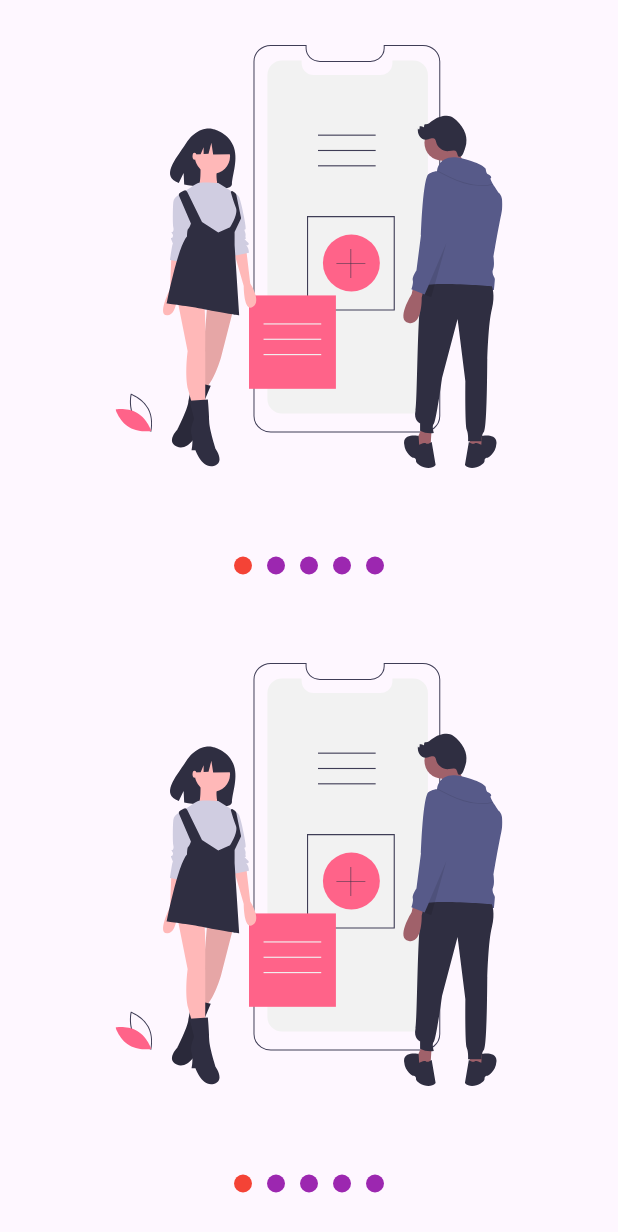
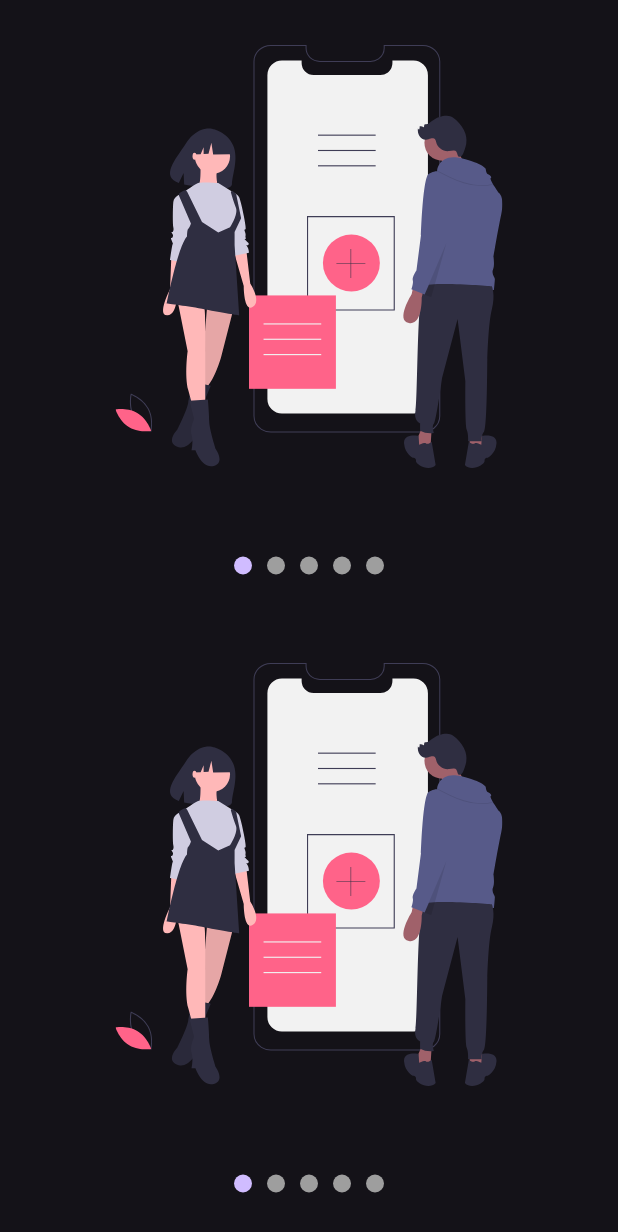
Before and after one commit to max-vigtov/disenos-flutter, a Flutter app: the screen it shows after launch, after a tap on "Slideshow", on a phone screen of 412 x 824 dp. Shown: the top 1232 px of the screen. Run offline on Flutter 3.47's test engine with Material 3 defaults, Android fonts, the phone set to English and light mode, and no system bars; our stand-ins replace flutter_svg, font_awesome_flutter.

Commit message:
Theme: Updated theme management with Provider, added theme switching functionality, and refactored widgets to use new theme system

```diff
--- a/lib/main.dart
+++ b/lib/main.dart
@@ -1,17 +1,14 @@
 import 'package:disenos_flutter/src/pages/launcher_page.dart';
+import 'package:disenos_flutter/src/theme/theme.dart';
 import 'package:flutter/material.dart';
-//import 'package:disenos_flutter/src/pages/sliver_list_page.dart';
-//import 'src/pages/slideshow_page.dart';
-//import 'package:disenos_flutter/src/pages/circular_graphics_page.dart';
-//import 'package:disenos_flutter/src/pages/animaciones_page.dart';
-//import 'package:disenos_flutter/src/labs/slideshow_page.dart';
-// import 'package:disenos_flutter/src/pages/pinterest_page.dart';
-// import 'package:disenos_flutter/src/pages/emergency_page.dart';
-// import 'package:disenos_flutter/src/labs/circular_progress_page.dart';
-// import 'package:disenos_flutter/src/challenges/animate_square_page.dart';
+import 'package:provider/provider.dart';
 
 void main() {
-  runApp(const MyApp());
+  runApp(
+    ChangeNotifierProvider(
+      create: (context) => ThemeChanger( 2 ),
+      child: const MyApp(),
+  ));
 }
 
 class MyApp extends StatelessWidget {
@@ -20,10 +17,12 @@ class MyApp extends StatelessWidget {
   // This widget is the root of your application.
   @override
   Widget build(BuildContext context) {
+    final currentTheme = Provider.of<ThemeChanger>(context).getCurrenteTheme;
+
     return  MaterialApp(
       debugShowCheckedModeBanner: false,
       title: 'Diseños App ',
-      theme: ThemeData(brightness: Brightness.light),
+      theme: currentTheme,
       home: const LauncherPage(),
     );
     }
--- a/lib/src/pages/launcher_page.dart
+++ b/lib/src/pages/launcher_page.dart
@@ -1,6 +1,8 @@
 import 'package:disenos_flutter/src/routes/routes.dart';
+import 'package:disenos_flutter/src/theme/theme.dart';
 import 'package:flutter/material.dart';
 import 'package:font_awesome_flutter/font_awesome_flutter.dart';
+import 'package:provider/provider.dart';
 
 class LauncherPage extends StatelessWidget {
   const LauncherPage({super.key});
@@ -9,8 +11,7 @@ class LauncherPage extends StatelessWidget {
   Widget build(BuildContext context) {
     return Scaffold(
       appBar: AppBar(
-        backgroundColor: Colors.blue,
-        title: const Text('Diseños de flutter', style: TextStyle( color: Colors.white),),
+        title: const Text('Diseños de flutter'),
         elevation: 5,
       ),
       body: const _OptionsList(),
@@ -24,20 +25,24 @@ class _OptionsList extends StatelessWidget {
 
   @override
   Widget build(BuildContext context) {
+
+    final appTheme = Provider.of<ThemeChanger>(context);
+    final accentColor = appTheme.getCurrenteTheme.colorScheme.primary;
+
     return ListView.separated(
       physics: const BouncingScrollPhysics(),
       separatorBuilder:(context, index) =>
-      const Divider(
-        color: Colors.blue,
+       Divider(
+        color: accentColor,
       ),
       itemCount: pageRoutes.length,
       itemBuilder:(context, index) =>
        ListTile(
-        leading:  FaIcon( pageRoutes[index].icon, color: Colors.blue ),
+        leading: FaIcon( pageRoutes[index].icon, color: accentColor ),
         title:  Text( pageRoutes[index].title) ,
-        trailing: const Icon( Icons.chevron_right, color: Colors.blue ),
-        onTap: () => Navigator.push( context,
-          MaterialPageRoute(builder:(context) => pageRoutes[index].page,))
+        trailing: Icon( Icons.chevron_right, color: accentColor ),
+        onTap: () => Navigator.push( context, MaterialPageRoute(
+          builder:(context) => pageRoutes[index].page))
       ),
     );
   }
@@ -47,6 +52,10 @@ class _MainMenu extends StatelessWidget {
 
   @override
   Widget build(BuildContext context) {
+
+    final appTheme = Provider.of<ThemeChanger>(context);
+    final accentColor = appTheme.getCurrenteTheme.colorScheme.primary;
+
     return Drawer(
       child: Column(
         children: [
@@ -55,9 +64,9 @@ class _MainMenu extends StatelessWidget {
               padding: const EdgeInsets.all(20),
               width: double.infinity,
               height: 200,
-              child: const CircleAvatar(
-                backgroundColor: Colors.blue,
-                child: Text('MV', style: TextStyle( fontSize: 50),),
+              child:  CircleAvatar(
+                backgroundColor: accentColor,
+                child: const Text('MV', style: TextStyle( fontSize: 50, color: Colors.white),),
               ),
             ),
           ),
@@ -66,12 +75,13 @@ class _MainMenu extends StatelessWidget {
           ),
 
           ListTile(
-            leading:  const Icon( Icons.lightbulb_outlined, color: Colors.blue),
+            leading: Icon( Icons.lightbulb_outlined, color: accentColor),
             title: const Text('Dark Mode'),
             trailing: Switch.adaptive(
-              value: true,
-              activeColor: Colors.blue,
-              onChanged: ( value ) { } ),
+              value: appTheme.getDarkTheme,
+              activeColor: accentColor,
+              onChanged: ( value ) => appTheme.setDarkTheme = value
+            ),
           ),
 
           SafeArea(
@@ -80,12 +90,13 @@ class _MainMenu extends StatelessWidget {
             left: false,
             right: false,
             child: ListTile(
-              leading:  const Icon( Icons.add_to_home_screen, color: Colors.blue),
+              leading: Icon( Icons.add_to_home_screen, color: accentColor),
               title: const Text('Custom Theme'),
               trailing: Switch.adaptive(
-                value: true,
-                activeColor: Colors.blue,
-                onChanged: ( value ) { } ),
+                value: appTheme.getCustomTheme,
+                activeColor: accentColor,
+                onChanged: ( value ) => appTheme.setCustomTheme = value
+              ),
             ),
           )
         ],
--- a/lib/src/pages/slideshow_page.dart
+++ b/lib/src/pages/slideshow_page.dart
@@ -1,6 +1,8 @@
+import 'package:disenos_flutter/src/theme/theme.dart';
 import 'package:disenos_flutter/src/widgets/slideshow.dart';
 import 'package:flutter/material.dart';
 import 'package:flutter_svg/svg.dart';
+import 'package:provider/provider.dart';
 
 class SlideshowPage extends StatelessWidget {
   const SlideshowPage({super.key});
@@ -25,12 +27,16 @@ class MySlideShow extends StatelessWidget {
 
   @override
   Widget build(BuildContext context) {
+
+    final appTheme = Provider.of<ThemeChanger>(context);
+    final accentColor = appTheme.getCurrenteTheme.colorScheme.primary;
+
     return Slideshow(
       //upDots: true,
       primaryBullet: 15,
       secondaryBullet: 12,
-      primaryColor: Colors.red,
-      secondaryColor: Colors.purple,
+      primaryColor: ( appTheme.getDarkTheme ) ? accentColor : Colors.red,
+      //secondaryColor: Colors.purple,
       slides: [
         SvgPicture.asset('assets/svgs/slide-1.svg'),
         SvgPicture.asset('assets/svgs/slide-2.svg'),
--- /dev/null
+++ b/lib/src/theme/theme.dart
@@ -0,0 +1,74 @@
+import 'package:flutter/material.dart';
+
+class ThemeChanger with ChangeNotifier{
+  bool _darkTheme = false;
+  bool _customTheme = false;
+  late ThemeData _currenteTheme;
+
+  bool get getDarkTheme => _darkTheme;
+  bool get getCustomTheme => _customTheme;
+  ThemeData get getCurrenteTheme => _currenteTheme;
+
+  ThemeChanger( int theme) {
+    switch ( theme ) {
+      case 1:
+        _darkTheme = false;
+        _customTheme = false;
+        _currenteTheme = ThemeData.light();
+        break;
+
+      case 2:
+        _darkTheme = true;
+        _customTheme = false;
+        _currenteTheme = ThemeData.dark();
+        break;
+
+      case 3:
+        _darkTheme = true;
+        _customTheme = false;
+        break;
+
+      default:
+        _darkTheme = false;
+        _customTheme = false;
+        _currenteTheme = ThemeData.light();
+    }
+  }
+
+  set setDarkTheme ( bool value ){
+    _customTheme = false;
+    _darkTheme = value;
+
+    if ( value ) {
+      _currenteTheme = ThemeData.dark();
+    } else {
+      _currenteTheme = ThemeData.light();
+    }
+
+    notifyListeners();
+  }
+
+  set setCustomTheme ( bool value ){
+    _customTheme = value;
+    _darkTheme = false;
+
+    if ( value ) {
+      _currenteTheme = ThemeData.dark().copyWith(
+        scaffoldBackgroundColor: const Color(0xff16202b),
+        primaryColorLight: Colors.white,
+        textTheme: const TextTheme(
+          bodyLarge:  TextStyle( color: Colors.white )
+        ),
+        colorScheme: const ColorScheme.dark().copyWith(
+          primary: const Color(0xff48A0EB)
+        ),
+        floatingActionButtonTheme: const FloatingActionButtonThemeData(
+          backgroundColor: Color(0xff48A0EB) )
+      );
+    } else {
+      _currenteTheme = ThemeData.light();
+    }
+
+    notifyListeners();
+  }
+}
--- a/lib/src/widgets/radial_progress.dart
+++ b/lib/src/widgets/radial_progress.dart
@@ -115,11 +115,9 @@ class _MyRadialProgress extends CustomPainter{
     final paintArc = Paint()
       ..strokeCap   = StrokeCap.round
       ..strokeWidth = primaryStoke
-      .. shader     = gradient.createShader(rect)
-      //..color       = primaryColor
+     // .. shader     = gradient.createShader(rect)
+      ..color       = primaryColor
       ..style       = PaintingStyle.stroke;
-
-      //
 
       double arcAngle = 2 * pi * ( percentage / 100 );
 
```
Also changed, not shown: lib/src/pages/circular_graphics_page.dart (+11 -4 lines), lib/src/pages/headers_page.dart (+6 -2 lines), lib/src/pages/pinterest_page.dart (+9 -2 lines), lib/src/pages/sliver_list_page.dart (+29 -12 lines), lib/src/widgets/headers.dart (+9 -3 lines), 1 other file.
